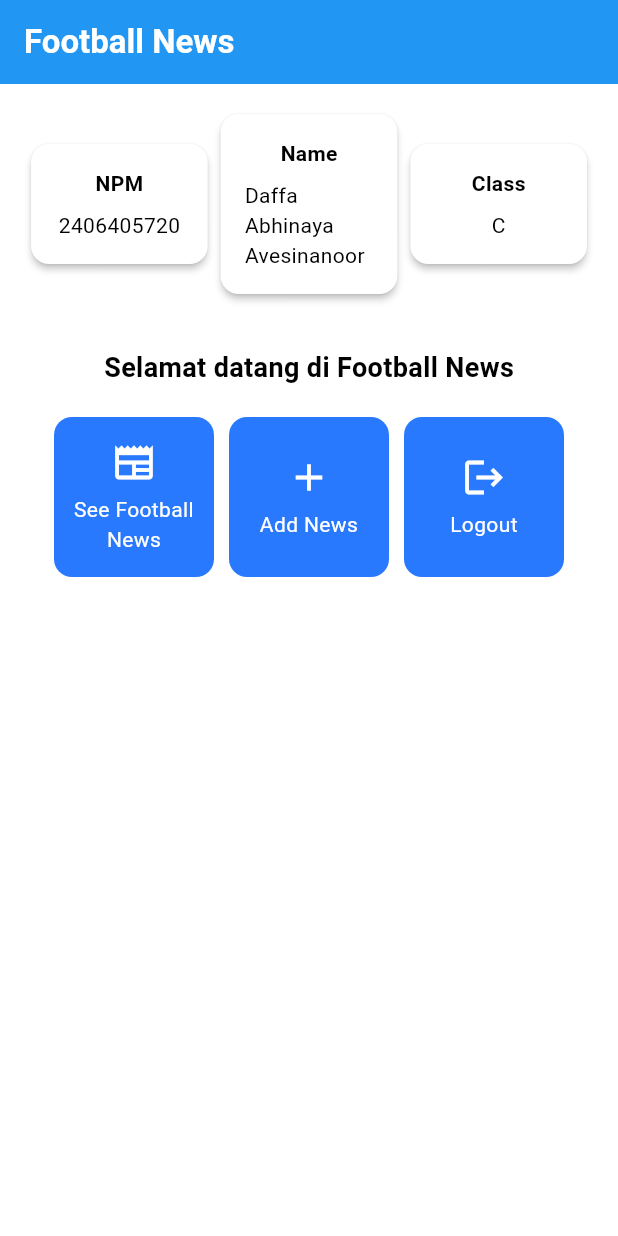
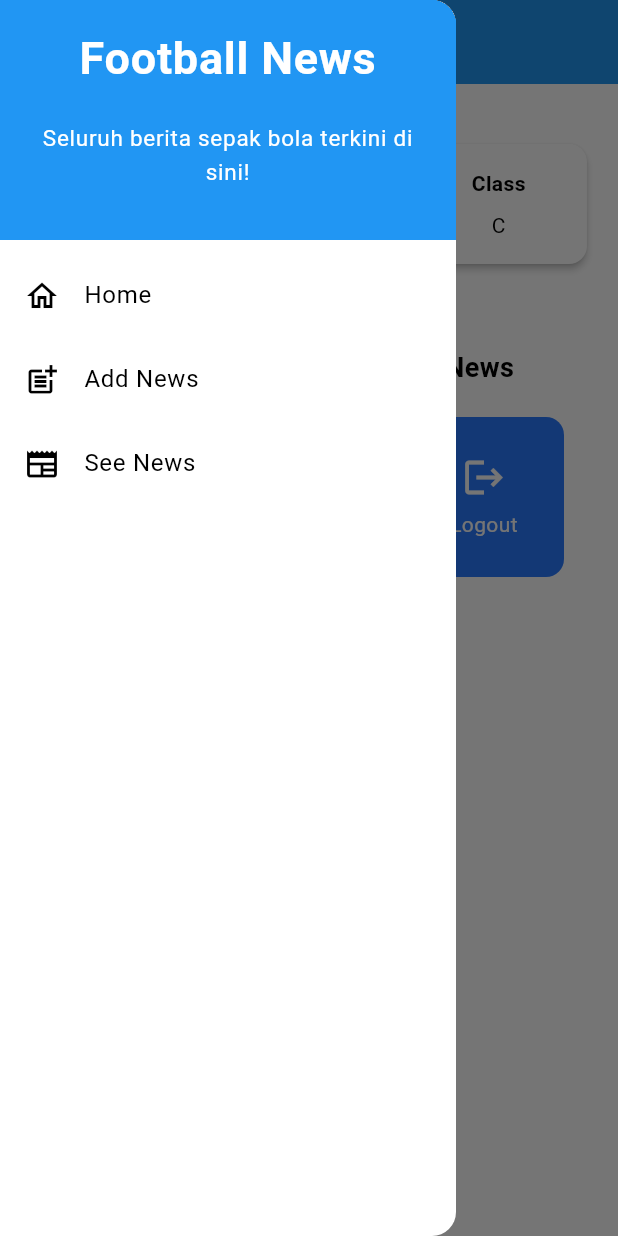
Before and after one commit to Avesinanoor/football-news-mobile, a Flutter app: the screen it shows after launch, with the side drawer open (before the commit the screen has no drawer), on a phone screen of 412 x 824 dp. Run offline on Flutter 3.47's test engine with Material 3 defaults, Android fonts, the phone set to English and light mode, and no system bars.

Commit message:
Tutorial 7

```diff
--- a/lib/main.dart
+++ b/lib/main.dart
@@ -1,5 +1,5 @@
 import 'package:flutter/material.dart';
-import 'package:football_news/menu.dart';
+import 'package:football_news/screens/menu.dart';
 
 void main() {
   runApp(const MyApp());
--- a/lib/menu.dart
+++ b/lib/screens/menu.dart
@@ -1,4 +1,6 @@
 import 'package:flutter/material.dart';
+import 'package:football_news/widgets/left_drawer.dart';
+import 'package:football_news/widgets/news_card.dart';
 
 class ItemHomepage {
  final String name;
@@ -37,6 +39,7 @@ class MyHomePage extends StatelessWidget {
         // Warna latar belakang AppBar diambil dari skema warna tema aplikasi.
         backgroundColor: Theme.of(context).colorScheme.primary,
       ),
+      drawer: const LeftDrawer(),
       // Body halaman dengan padding di sekelilingnya.
       body: Padding(
         padding: const EdgeInsets.all(16.0),
@@ -133,57 +136,3 @@ class InfoCard extends StatelessWidget {
     );
   }
 }
-
-class ItemCard extends StatelessWidget {
-  // Menampilkan kartu dengan ikon dan nama.
-
-  final ItemHomepage item;
-
-  const ItemCard(this.item, {super.key});
-
-  @override
-  Widget build(BuildContext context) {
-    return Material(
-      // Menentukan warna latar belakang dari tema aplikasi.
-      color: Theme.of(context).colorScheme.secondary,
-      // Membuat sudut kartu melengkung.
-      borderRadius: BorderRadius.circular(12),
-
-      child: InkWell(
-        // Aksi ketika kartu ditekan.
-        onTap: () {
-          // Menampilkan pesan SnackBar saat kartu ditekan.
-          ScaffoldMessenger.of(context)
-            ..hideCurrentSnackBar()
-            ..showSnackBar(
-              SnackBar(content: Text("Kamu telah menekan tombol ${item.name}!"))
-            );
-        },
-        // Container untuk menyimpan Icon dan Text
-        child: Container(
-          padding: const EdgeInsets.all(8),
-          child: Center(
-            child: Column(
-              // Menyusun ikon dan teks di tengah kartu.
-              mainAxisAlignment: MainAxisAlignment.center,
-              children: [
-                Icon(
-                  item.icon,
-                  color: Colors.white,
-                  size: 30.0,
-                ),
-                const Padding(padding: EdgeInsets.all(3)),
-                Text(
-                  item.name,
-                  textAlign: TextAlign.center,
-                  style: const TextStyle(color: Colors.white),
-                ),
-              ],
-            ),
-          ),
-        ),
-      ),
-    );
-  }
-
-}
--- /dev/null
+++ b/lib/widgets/left_drawer.dart
@@ -0,0 +1,81 @@
+import 'package:flutter/material.dart';
+import 'package:football_news/screens/menu.dart';
+import 'package:football_news/screens/newslist_form.dart';
+
+class LeftDrawer extends StatelessWidget {
+  const LeftDrawer({super.key});
+
+  @override
+  Widget build(BuildContext context) {
+    return Drawer(
+      child: ListView(
+        children: [
+          const DrawerHeader(
+            decoration: BoxDecoration(
+              color: Colors.blue,
+            ),
+            child: Column(
+              children: [
+                Text(
+                  'Football News',
+                  textAlign: TextAlign.center,
+                  style: TextStyle(
+                    fontSize: 30,
+                    fontWeight: FontWeight.bold,
+                    color: Colors.white,
+                  ),
+                ),
+                Padding(padding: EdgeInsets.all(10)),
+                Text("Seluruh berita sepak bola terkini di sini!",
+                    textAlign: TextAlign.center,
+                    style: TextStyle(
+                      fontSize: 15,
+                      color: Colors.white,
+                      fontWeight: FontWeight.normal,
+                    ),
+                    ),
+              ],
+            ),
+          ),
+          ListTile(
+            leading: const Icon(Icons.home_outlined),
+            title: const Text('Home'),
+            // Bagian redirection ke MyHomePage
+            onTap: () {
+              Navigator.pushReplacement(
+                  context,
+                  MaterialPageRoute(
+                    builder: (context) => MyHomePage(),
+                  ));
+            },
+          ),
+          ListTile(
+            leading: const Icon(Icons.post_add),
+            title: const Text('Add News'),
+            // Bagian redirection ke NewsFormPage
+            onTap: () {
+
+              Navigator.pushReplacement(
+                  context,
+                  MaterialPageRoute(
+                    builder: (context) => const NewsFormPage(),
+                  ));
+            },
+          ),
+          ListTile(
+            leading: const Icon(Icons.newspaper),
+            title: const Text('See News'),
+            // Bagian redirection ke NewsPage
+            onTap: () {
+              Navigator.pushReplacement(
+                  context,
+                  MaterialPageRoute(
+                    builder: (context) => NewsFormPage(),
+                  ));
+            },
+          ),
+        ],
+      ),
+    );
+  }
+}
--- /dev/null
+++ b/lib/widgets/news_card.dart
@@ -0,0 +1,66 @@
+import 'package:flutter/material.dart';
+import 'package:football_news/screens/newslist_form.dart';
+import 'package:football_news/screens/menu.dart';
+
+class ItemCard extends StatelessWidget {
+  // Menampilkan kartu dengan ikon dan nama.
+
+  final ItemHomepage item;
+
+  const ItemCard(this.item, {super.key});
+
+  @override
+  Widget build(BuildContext context) {
+    return Material(
+      // Menentukan warna latar belakang dari tema aplikasi.
+      color: Theme.of(context).colorScheme.secondary,
+      // Membuat sudut kartu melengkung.
+      borderRadius: BorderRadius.circular(12),
+
+      child: InkWell(
+        // Aksi ketika kartu ditekan.
+        onTap: () {
+          // Menampilkan pesan SnackBar saat kartu ditekan.
+          ScaffoldMessenger.of(context)
+            ..hideCurrentSnackBar()
+            ..showSnackBar(
+              SnackBar(content: Text("Kamu telah menekan tombol ${item.name}!"))
+          );
+           // Navigate ke route yang sesuai (tergantung jenis tombol)
+          if (item.name == "Add News") {
+            Navigator.push(
+              context,
+              MaterialPageRoute(
+                builder: (context) => const NewsFormPage(),
+              ),
+            );
+          }
+        },
+        // Container untuk menyimpan Icon dan Text
+        child: Container(
+          padding: const EdgeInsets.all(8),
+          child: Center(
+            child: Column(
+              // Menyusun ikon dan teks di tengah kartu.
+              mainAxisAlignment: MainAxisAlignment.center,
+              children: [
+                Icon(
+                  item.icon,
+                  color: Colors.white,
+                  size: 30.0,
+                ),
+                const Padding(padding: EdgeInsets.all(3)),
+                Text(
+                  item.name,
+                  textAlign: TextAlign.center,
+                  style: const TextStyle(color: Colors.white),
+                ),
+              ],
+            ),
+          ),
+        ),
+      ),
+    );
+  }
+
+}
```
Also changed, not shown: lib/screens/newslist_form.dart (added, +213 -0 lines).
